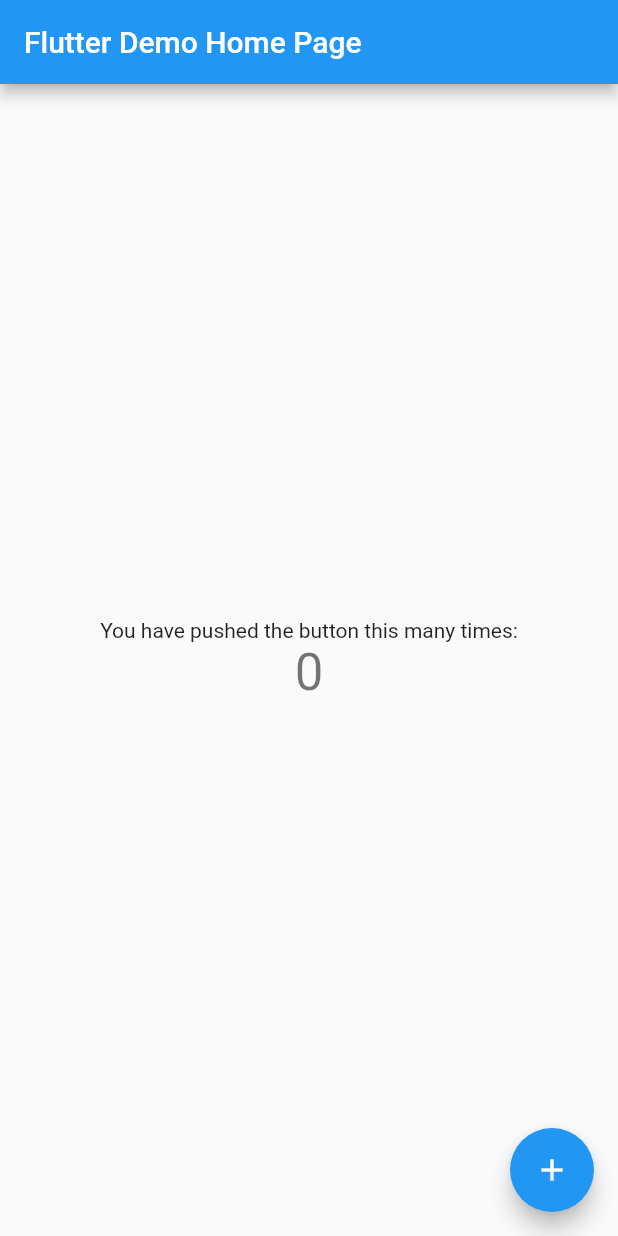
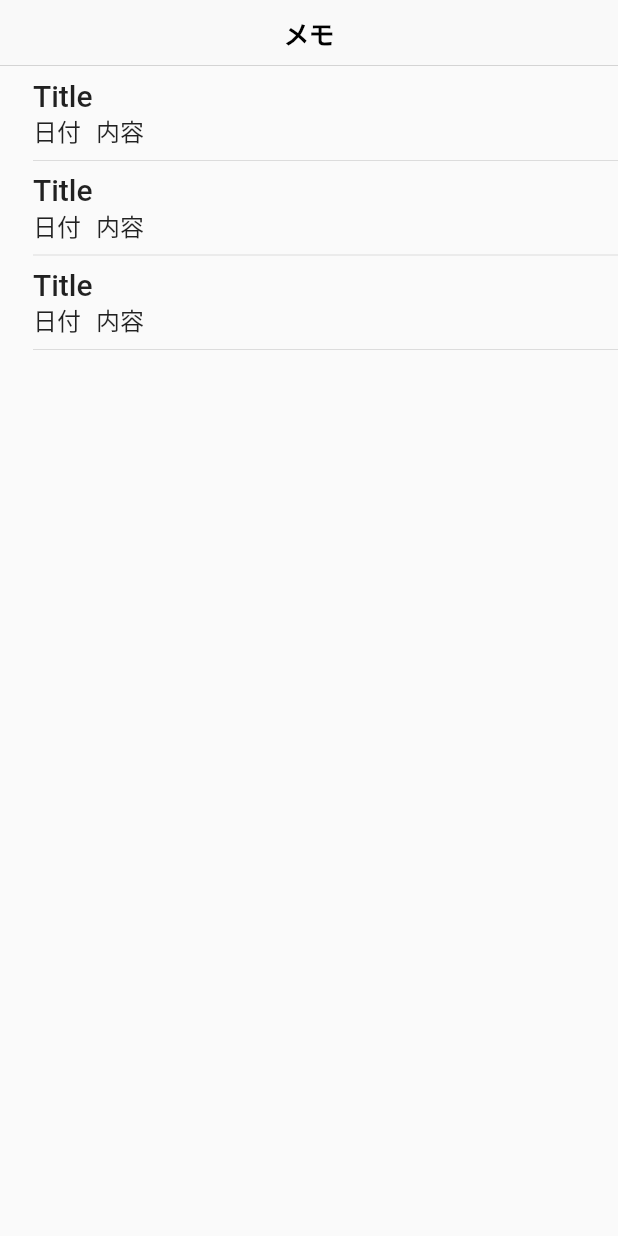
Before and after one commit to ryohey/flutter_memo, a Flutter app: the screen it shows after launch, on a phone screen of 412 x 824 dp. Run offline on Flutter 3.47's test engine with Material 2 defaults, Android fonts, the phone set to English and light mode, and no system bars.

Commit message:
master-detail

```diff
--- a/lib/main.dart
+++ b/lib/main.dart
@@ -1,117 +1,21 @@
+import 'package:flutter/cupertino.dart';
 import 'package:flutter/material.dart';
+import 'package:myapp/note_list_route.dart';
 
 void main() {
   runApp(MyApp());
 }
 
 class MyApp extends StatelessWidget {
-  // This widget is the root of your application.
   @override
   Widget build(BuildContext context) {
     return MaterialApp(
       title: 'Flutter Demo',
       theme: ThemeData(
-        // This is the theme of your application.
-        //
-        // Try running your application with "flutter run". You'll see the
-        // application has a blue toolbar. Then, without quitting the app, try
-        // changing the primarySwatch below to Colors.green and then invoke
-        // "hot reload" (press "r" in the console where you ran "flutter run",
-        // or simply save your changes to "hot reload" in a Flutter IDE).
-        // Notice that the counter didn't reset back to zero; the application
-        // is not restarted.
         primarySwatch: Colors.blue,
-        // This makes the visual density adapt to the platform that you run
-        // the app on. For desktop platforms, the controls will be smaller and
-        // closer together (more dense) than on mobile platforms.
         visualDensity: VisualDensity.adaptivePlatformDensity,
       ),
-      home: MyHomePage(title: 'Flutter Demo Home Page'),
+      home: NoteListRoute(),
     );
   }
 }
-
-class MyHomePage extends StatefulWidget {
-  MyHomePage({Key key, this.title}) : super(key: key);
-
-  // This widget is the home page of your application. It is stateful, meaning
-  // that it has a State object (defined below) that contains fields that affect
-  // how it looks.
-
-  // This class is the configuration for the state. It holds the values (in this
-  // case the title) provided by the parent (in this case the App widget) and
-  // used by the build method of the State. Fields in a Widget subclass are
-  // always marked "final".
-
-  final String title;
-
-  @override
-  _MyHomePageState createState() => _MyHomePageState();
-}
-
-class _MyHomePageState extends State<MyHomePage> {
-  int _counter = 0;
-
-  void _incrementCounter() {
-    setState(() {
-      // This call to setState tells the Flutter framework that something has
-      // changed in this State, which causes it to rerun the build method below
-      // so that the display can reflect the updated values. If we changed
-      // _counter without calling setState(), then the build method would not be
-      // called again, and so nothing would appear to happen.
-      _counter++;
-    });
-  }
-
-  @override
-  Widget build(BuildContext context) {
-    // This method is rerun every time setState is called, for instance as done
-    // by the _incrementCounter method above.
-    //
-    // The Flutter framework has been optimized to make rerunning build methods
-    // fast, so that you can just rebuild anything that needs updating rather
-    // than having to individually change instances of widgets.
-    return Scaffold(
-      appBar: AppBar(
-        // Here we take the value from the MyHomePage object that was created by
-        // the App.build method, and use it to set our appbar title.
-        title: Text(widget.title),
-      ),
-      body: Center(
-        // Center is a layout widget. It takes a single child and positions it
-        // in the middle of the parent.
-        child: Column(
-          // Column is also a layout widget. It takes a list of children and
-          // arranges them vertically. By default, it sizes itself to fit its
-          // children horizontally, and tries to be as tall as its parent.
-          //
-          // Invoke "debug painting" (press "p" in the console, choose the
-          // "Toggle Debug Paint" action from the Flutter Inspector in Android
-          // Studio, or the "Toggle Debug Paint" command in Visual Studio Code)
-          // to see the wireframe for each widget.
-          //
-          // Column has various properties to control how it sizes itself and
-          // how it positions its children. Here we use mainAxisAlignment to
-          // center the children vertically; the main axis here is the vertical
-          // axis because Columns are vertical (the cross axis would be
-          // horizontal).
-          mainAxisAlignment: MainAxisAlignment.center,
-          children: <Widget>[
-            Text(
-              'You have pushed the button this many times:',
-            ),
-            Text(
-              '$_counter',
-              style: Theme.of(context).textTheme.headline4,
-            ),
-          ],
-        ),
-      ),
-      floatingActionButton: FloatingActionButton(
-        onPressed: _incrementCounter,
-        tooltip: 'Increment',
-        child: Icon(Icons.add),
-      ), // This trailing comma makes auto-formatting nicer for build methods.
-    );
-  }
-}
--- /dev/null
+++ b/lib/note_cell.dart
@@ -0,0 +1,49 @@
+import 'package:flutter/cupertino.dart';
+import 'package:flutter/material.dart';
+
+import 'note_detail_route.dart';
+
+class NoteCell extends StatelessWidget {
+  @override
+  Widget build(BuildContext context) {
+    return InkWell(
+        onTap: () {
+          Navigator.push(
+            context,
+            MaterialPageRoute(builder: (context) => NoteDetailRoute()),
+          );
+        },
+        child: Padding(
+            padding: EdgeInsets.only(left: 22),
+            child: Column(children: [
+              Padding(
+                  padding: EdgeInsets.only(top: 8, bottom: 8),
+                  child: Column(
+                      crossAxisAlignment: CrossAxisAlignment.start,
+                      children: [
+                        Text(
+                          'Title',
+                          style: Theme.of(context).textTheme.headline6,
+                        ),
+                        Row(
+                          children: [
+                            Text(
+                              '日付',
+                              style: Theme.of(context).textTheme.subtitle1,
+                            ),
+                            Padding(
+                              padding: EdgeInsets.only(left: 10),
+                              child: Text(
+                                '内容',
+                                style: Theme.of(context).textTheme.subtitle1,
+                              ),
+                            ),
+                          ],
+                        )
+                      ])),
+              Divider(
+                height: 0,
+              ),
+            ])));
+  }
+}
--- /dev/null
+++ b/lib/note_detail_route.dart
@@ -0,0 +1,20 @@
+import 'package:flutter/cupertino.dart';
+import 'package:flutter/material.dart';
+
+class NoteDetailRoute extends StatelessWidget {
+  final myController = TextEditingController(text: "hello");
+
+  @override
+  Widget build(BuildContext context) {
+    return Scaffold(
+        appBar: CupertinoNavigationBar(),
+        body: SingleChildScrollView(
+          child: TextField(
+            controller: myController,
+            keyboardType: TextInputType.multiline,
+            maxLines: 99999,
+            autofocus: true,
+          ),
+        ));
+  }
+}
--- /dev/null
+++ b/lib/note_list_route.dart
@@ -0,0 +1,21 @@
+import 'package:flutter/cupertino.dart';
+import 'package:flutter/material.dart';
+
+import 'note_cell.dart';
+
+class NoteListRoute extends StatelessWidget {
+  @override
+  Widget build(BuildContext context) {
+    return Scaffold(
+      appBar: CupertinoNavigationBar(
+        middle: Text("メモ"),
+      ),
+      body: Center(
+        child: Column(
+          mainAxisAlignment: MainAxisAlignment.start,
+          children: <Widget>[NoteCell(), NoteCell(), NoteCell()],
+        ),
+      ),
+    );
+  }
+}
```
